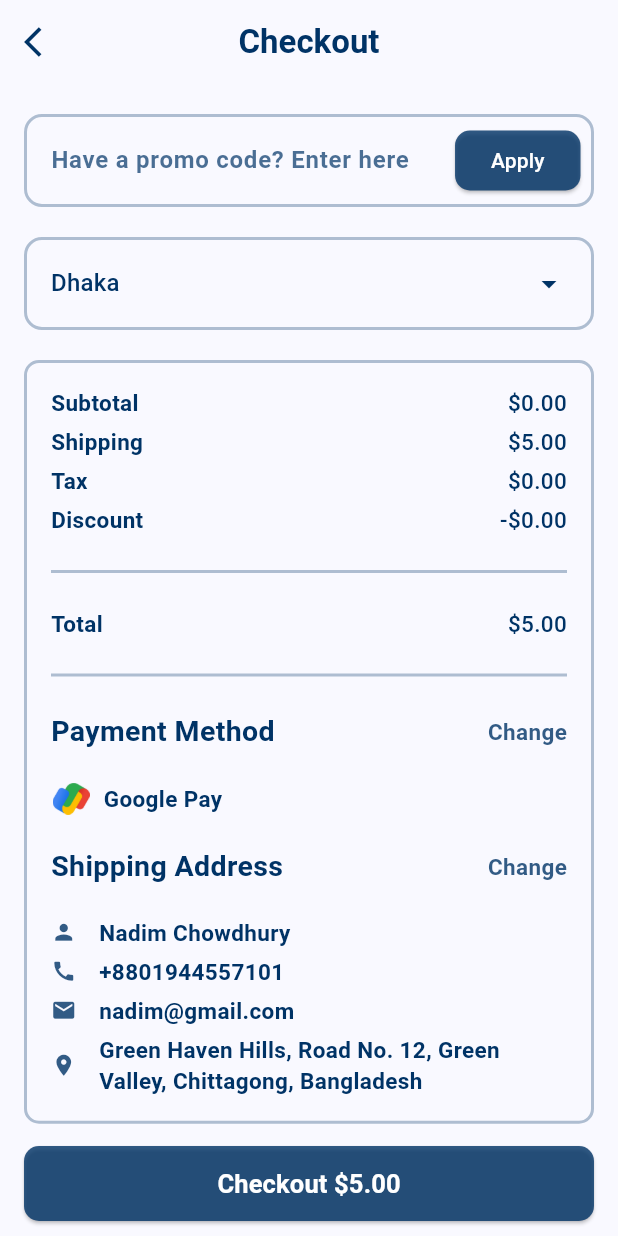
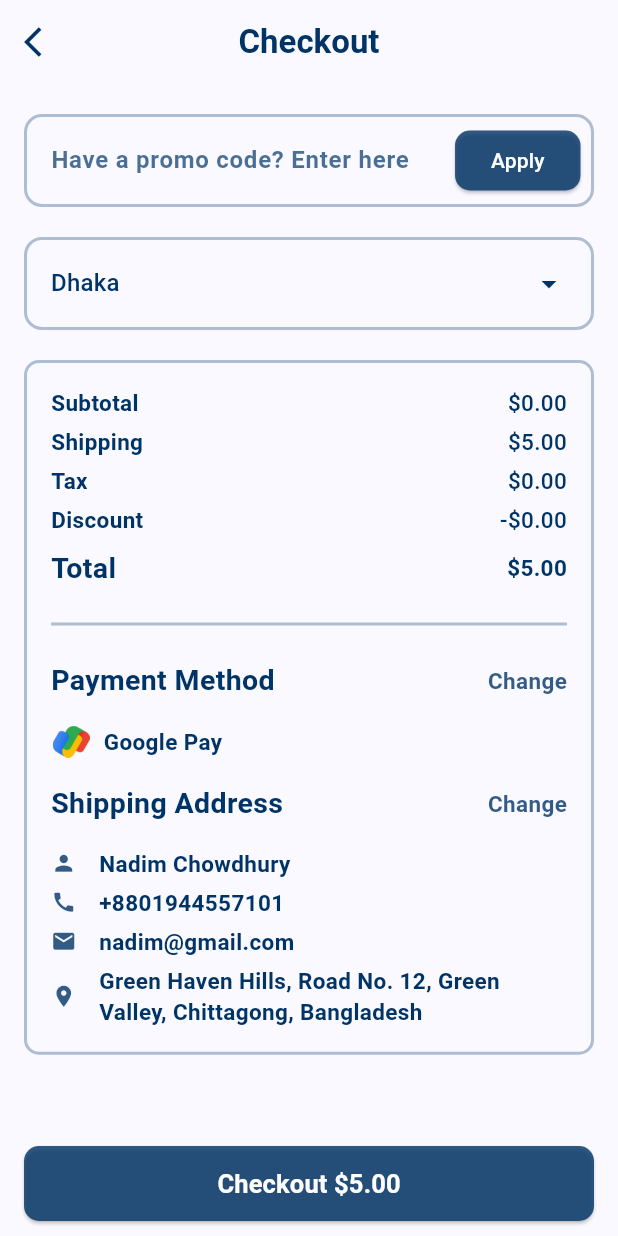
Before and after one commit to DevNadimm/Shoes-App, a Flutter app: the CheckoutScreen screen opened directly with empty values, on a phone screen of 412 x 824 dp. Run offline on Flutter 3.47's test engine with Material 3 defaults, Android fonts, the light colour scheme and no system bars; our stand-ins replace lottie, salomon_bottom_bar.

Commit message:
Minimal UI change

```diff
--- a/lib/widgets/checkout/shipping_address.dart
+++ b/lib/widgets/checkout/shipping_address.dart
@@ -110,7 +110,9 @@ class _ShippingAddressState extends State<ShippingAddress> {
                       child: Text(
                         'Update',
                         style: const TextStyle(
-                            fontWeight: FontWeight.w700, fontSize: 17,),
+                          fontWeight: FontWeight.w700,
+                          fontSize: 17,
+                        ),
                       ),
                     ),
                   ),
@@ -136,7 +138,7 @@ class _ShippingAddressState extends State<ShippingAddress> {
             _showBottomSheet(context);
           },
         ),
-        const SizedBox(height: 20),
+        const SizedBox(height: 16),
         Row(
           children: [
             Icon(
--- a/lib/widgets/checkout/summary_section.dart
+++ b/lib/widgets/checkout/summary_section.dart
@@ -8,7 +8,6 @@ import 'package:shop_app/widgets/checkout/shipping_address.dart';
 const Color primaryColor = Color(0xFF003366);
 const double padding = 16.0;
 const double smallPadding = 8.0;
-const double largePadding = 20.0;
 
 class SummarySection extends StatefulWidget {
   final double subTotal;
@@ -84,12 +83,12 @@ class _SummarySectionState extends State<SummarySection> {
             label: 'Discount',
             value: '-\$${widget.discount.toStringAsFixed(2)}',
           ),
-          const SizedBox(height: padding),
-          Divider(color: primaryColor.withOpacity(0.3), thickness: 2),
-          const SizedBox(height: padding),
-          CheckoutContainerRow(
-            label: 'Total',
-            value: '\$${widget.orderTotal.toStringAsFixed(2)}',
+          const SizedBox(height: smallPadding),
+          SectionRow(
+            title: 'Total',
+            action: '\$${widget.orderTotal.toStringAsFixed(2)}',
+            actionOpacity: 1,
+            onTap: () {},
           ),
           const SizedBox(height: padding),
           Divider(color: primaryColor.withOpacity(0.3), thickness: 2),
@@ -100,12 +99,12 @@ class _SummarySectionState extends State<SummarySection> {
             actionOpacity: 0.8,
             onTap: _showPaymentMethodBottomSheet,
           ),
-          const SizedBox(height: largePadding),
+          const SizedBox(height: padding),
           PaymentMethodRow(
             imagePath: _selectedPaymentImage,
             methodName: _selectedPaymentMethod,
           ),
-          const SizedBox(height: largePadding),
+          const SizedBox(height: padding),
           ShippingAddress(),
         ],
       ),
```
